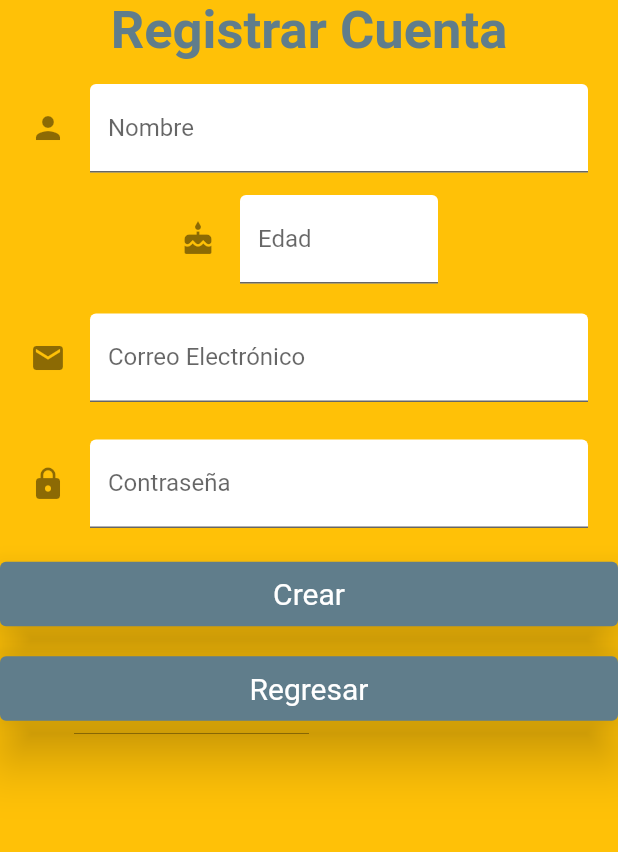
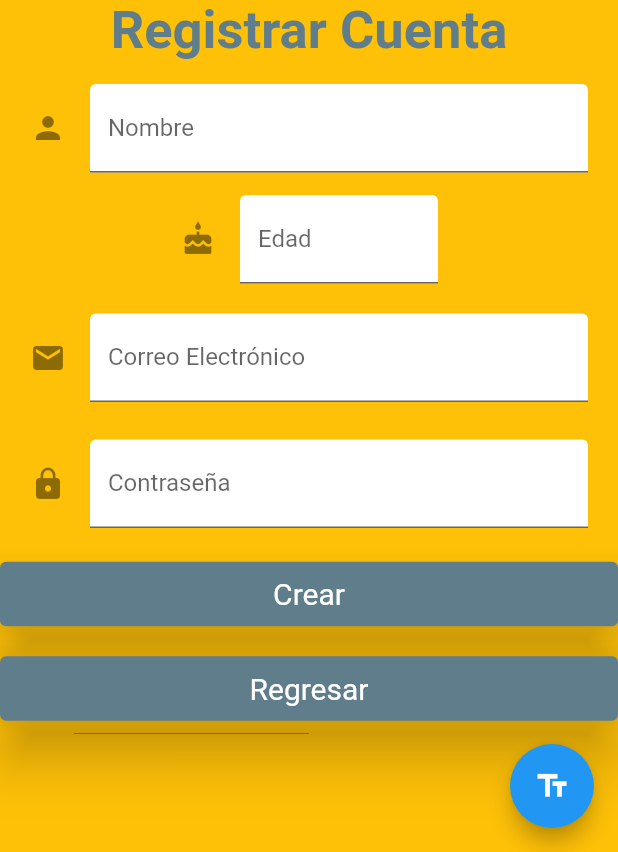
Before and after one commit to AlexisYael/ANT-EATER, a Flutter app: the screen it shows after launch, after a tap on "Crear Cuenta", on a phone screen of 412 x 824 dp, the part 384-1236 px from its top. Run offline on Flutter 3.47's test engine with Material 2 defaults, Android fonts, the phone set to English and light mode, and no system bars; our stand-ins replace syncfusion_flutter_charts.

Commit message:
test get value from input

```diff
--- a/lib/CreateUser.dart
+++ b/lib/CreateUser.dart
@@ -3,8 +3,22 @@
 import 'package:ant_eater/Login.dart';
 import 'package:flutter/material.dart';
 
-class CreateUser extends StatelessWidget {
+class CreateUser extends StatefulWidget {
   const CreateUser({Key? key}) : super(key: key);
+
+  @override
+  // ignore: library_private_types_in_public_api
+  _CreateUser createState() => _CreateUser();
+}
+
+class _CreateUser extends State<CreateUser> {
+  final myController = TextEditingController();
+
+  @override
+  void dispose() {
+    myController.dispose();
+    super.dispose();
+  }
 
   @override
   Widget build(BuildContext context) {
@@ -12,12 +26,28 @@ class CreateUser extends StatelessWidget {
       appBar: AppBar(
         title: const Text("Crear Usuario"),
       ),
-      body: cuerpo(),
+      body: cuerpo(myController),
+      floatingActionButton: FloatingActionButton(
+        onPressed: () {
+          showDialog(
+            context: context,
+            builder: (context) {
+              return AlertDialog(
+                // Retrieve the text the that user has entered by using the
+                // TextEditingController.
+                content: Text(myController.text),
+              );
+            },
+          );
+        },
+        tooltip: 'Show me the value!',
+        child: const Icon(Icons.text_fields),
+      ),
     );
   }
 }
 
-Widget cuerpo() {
+Widget cuerpo(myController) {
   // ignore: avoid_unnecessary_containers
   return Container(
     child: Center(
@@ -28,7 +58,7 @@ Widget cuerpo() {
         const SizedBox(
           height: 15,
         ),
-        campoNombre(),
+        campoNombre(myController),
         // ignore: prefer_const_constructors
         SizedBox(
           height: 15,
@@ -65,13 +95,14 @@ Widget nombreRegistro() {
   );
 }
 
-Widget campoNombre() {
+Widget campoNombre(myController) {
   return StreamBuilder(builder: (BuildContext context, AsyncSnapshot snapshot) {
     return Container(
       padding: const EdgeInsets.symmetric(horizontal: 20),
-      child: const TextField(
+      child: TextField(
+        controller: myController,
         keyboardType: TextInputType.name,
-        decoration: InputDecoration(
+        decoration: const InputDecoration(
           icon: Icon(Icons.person),
           labelText: "Nombre",
           fillColor: Colors.white,
```
